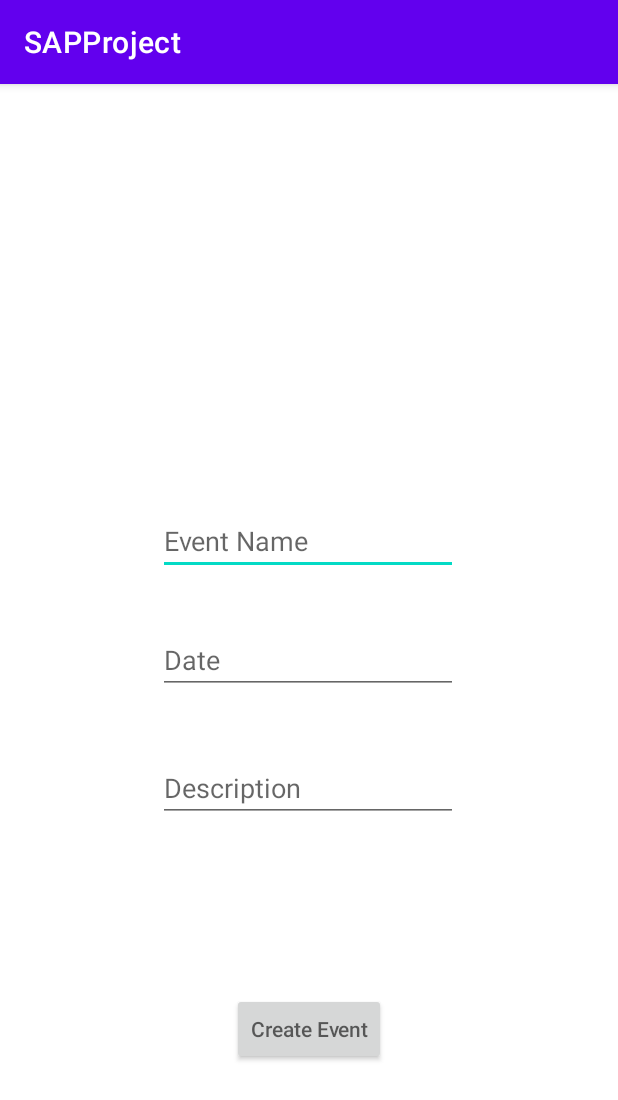
After one commit to shanem1996/SAPProject, an Android app: the CreateEventActivity screen opened directly, with no data from a screen before it, on a phone screen of 412 x 824 dp. The commit adds this screen. Shown: the top 1100 px of the screen. Run offline under Robolectric (Android 15) with nearby library versions, the phone set to English and light mode, and no system bars.

Commit message:
added events

```diff
--- /dev/null
+++ b/app/src/main/java/com/example/sapproject/activities/CreateEventActivity.kt
@@ -0,0 +1,47 @@
+package com.example.sapproject.activities
+
+import android.content.ContentValues
+import android.content.Intent
+import androidx.appcompat.app.AppCompatActivity
+import android.os.Bundle
+import com.example.sapproject.activities.database.DatabaseHelper
+import com.example.sapproject.databinding.ActivityCreateEventBinding
+import com.google.android.material.snackbar.Snackbar
+
+class CreateEventActivity : AppCompatActivity() {
+
+    private lateinit var binding: ActivityCreateEventBinding
+
+    override fun onCreate(savedInstanceState: Bundle?) {
+        binding = ActivityCreateEventBinding.inflate(layoutInflater)
+        val view = binding.root
+        super.onCreate(savedInstanceState)
+        setContentView(view)
+
+        val db = DatabaseHelper(this).writableDatabase
+
+        binding.btnCreateEvent.setOnClickListener {
+            val name = binding.tfEventName.text.toString()
+            val date = binding.tfEventDate.text.toString()
+            val desc = binding.tfEventDesc.text.toString()
+
+            val values = ContentValues()
+            values.put(DatabaseHelper.COLUMN_EVENT_NAME, name)
+            values.put(DatabaseHelper.COLUMN_DATE, date)
+            values.put(DatabaseHelper.COLUMN_DESC, desc)
+
+            val newRowId = db.insert(DatabaseHelper.EVENT_TABLE, null, values)
+            if (newRowId == -1L) {
+                Snackbar.make(view, "Error has occurred", Snackbar.LENGTH_LONG).show()
+            } else {
+                Snackbar.make(view, "Success", Snackbar.LENGTH_LONG).show()
+                val events = Intent(this, EventsActivity::class.java)
+                startActivity(events)
+
+            }
+        }
+
+
+
+    }
+}
--- a/app/src/main/java/com/example/sapproject/activities/HomeActivity.kt
+++ b/app/src/main/java/com/example/sapproject/activities/HomeActivity.kt
@@ -25,5 +25,10 @@ class HomeActivity : AppCompatActivity() {
             val users = Intent(this, UsersActivity::class.java)
             startActivity(users)
         }
+
+        binding.btnCreateEvents.setOnClickListener {
+            val createEvents = Intent(this, CreateEventActivity::class.java)
+            startActivity(createEvents)
+        }
     }
 }
--- a/app/src/main/java/com/example/sapproject/activities/UsersActivity.kt
+++ b/app/src/main/java/com/example/sapproject/activities/UsersActivity.kt
@@ -2,11 +2,9 @@ package com.example.sapproject.activities
 
 import androidx.appcompat.app.AppCompatActivity
 import android.os.Bundle
-import android.widget.ArrayAdapter
 import android.widget.ListView
 import com.example.sapproject.R
 import com.example.sapproject.activities.database.DatabaseHelper
-import com.example.sapproject.databinding.ActivityUsersBinding
 
 class UsersActivity : AppCompatActivity() {
 
--- /dev/null
+++ b/app/src/main/java/com/example/sapproject/activities/models/Event.kt
@@ -0,0 +1,5 @@
+package com.example.sapproject.activities.models
+
+import java.util.Date
+
+data class Event(val eventName: String, val date: String, val desc: String)
--- /dev/null
+++ b/app/src/main/res/layout/activity_create_event.xml
@@ -0,0 +1,55 @@
+<?xml version="1.0" encoding="utf-8"?>
+<androidx.constraintlayout.widget.ConstraintLayout xmlns:android="http://schemas.android.com/apk/res/android"
+    xmlns:app="http://schemas.android.com/apk/res-auto"
+    xmlns:tools="http://schemas.android.com/tools"
+    android:layout_width="match_parent"
+    android:layout_height="match_parent"
+    tools:context=".activities.CreateEventActivity">
+
+    <androidx.appcompat.widget.AppCompatEditText
+        android:id="@+id/tfEventName"
+        android:layout_width="200dp"
+        android:layout_height="wrap_content"
+        android:hint="Event Name"
+        app:layout_constraintBottom_toBottomOf="parent"
+        app:layout_constraintEnd_toEndOf="parent"
+        app:layout_constraintHorizontal_bias="0.497"
+        app:layout_constraintStart_toStartOf="parent"
+        app:layout_constraintTop_toTopOf="parent"
+        app:layout_constraintVertical_bias="0.39" />
+
+    <androidx.appcompat.widget.AppCompatEditText
+        android:id="@+id/tfEventDate"
+        android:layout_width="200dp"
+        android:layout_height="wrap_content"
+        android:hint="Date"
+        app:layout_constraintBottom_toBottomOf="parent"
+        app:layout_constraintEnd_toEndOf="parent"
+        app:layout_constraintHorizontal_bias="0.497"
+        app:layout_constraintStart_toStartOf="parent"
+        app:layout_constraintTop_toTopOf="parent" />
+
+    <androidx.appcompat.widget.AppCompatEditText
+        android:id="@+id/tfEventDesc"
+        android:layout_width="200dp"
+        android:layout_height="wrap_content"
+        app:layout_constraintBottom_toBottomOf="parent"
+        app:layout_constraintEnd_toEndOf="parent"
+        app:layout_constraintHorizontal_bias="0.497"
+        app:layout_constraintStart_toStartOf="parent"
+        app:layout_constraintTop_toTopOf="parent"
+        app:layout_constraintVertical_bias="0.618"
+        android:hint="Description"/>
+
+    <androidx.appcompat.widget.AppCompatButton
+        android:id="@+id/btnCreateEvent"
+        android:layout_width="wrap_content"
+        android:layout_height="wrap_content"
+        app:layout_constraintBottom_toBottomOf="parent"
+        app:layout_constraintEnd_toEndOf="parent"
+        app:layout_constraintStart_toStartOf="parent"
+        app:layout_constraintTop_toBottomOf="@+id/tfEventDesc"
+        android:hint="Create Event"/>
+
+
+</androidx.constraintlayout.widget.ConstraintLayout>
```
Also changed, not shown: app/src/main/AndroidManifest.xml (+7 -0 lines), app/src/main/java/com/example/sapproject/activities/EventListAdapter.kt (added, +39 -0 lines), app/src/main/java/com/example/sapproject/activities/EventsActivity.kt (+11 -2 lines), app/src/main/java/com/example/sapproject/activities/database/Database.kt (+36 -1 lines), app/src/main/res/layout/activity_home.xml (+16 -3 lines), app/src/main/res/layout/event_item.xml (added, +30 -0 lines), app/src/main/res/layout/event_list.xml (added, +7 -0 lines).
